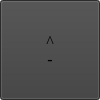
Before: the Qt Designer form ui/commonmenubutton.ui in 15903016222/Voice, drawn with Qt 5.
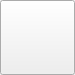
After: the same form once the commit is applied. Icons and pictures are not drawn.

Commit message: 修改：把public成员pushButton_commonMenu从QPushButton变成QList<QPushButton*>类型

The edit to the form file:
```diff
--- a/ui/commonmenubutton.ui
+++ b/ui/commonmenubutton.ui
@@ -6,8 +6,8 @@
    <rect>
     <x>0</x>
     <y>0</y>
-    <width>100</width>
-    <height>100</height>
+    <width>75</width>
+    <height>75</height>
    </rect>
   </property>
   <property name="windowTitle">
@@ -30,24 +30,6 @@
     <number>0</number>
    </property>
    <item row="0" column="0">
-    <widget class="QWidget" name="widget" native="true">
-     <layout class="QGridLayout" name="gridLayout_2">
-      <property name="leftMargin">
-       <number>0</number>
-      </property>
-      <property name="topMargin">
-       <number>0</number>
-      </property>
-      <property name="rightMargin">
-       <number>0</number>
-      </property>
-      <property name="bottomMargin">
-       <number>0</number>
-      </property>
-      <property name="spacing">
-       <number>0</number>
-      </property>
-      <item row="0" column="0">
        <widget class="QPushButton" name="pushButton">
         <property name="sizePolicy">
          <sizepolicy hsizetype="Preferred" vsizetype="Preferred">
@@ -55,25 +37,12 @@
           <verstretch>0</verstretch>
          </sizepolicy>
         </property>
-        <property name="font">
-         <font>
-          <family>Times New Roman</family>
-          <pointsize>12</pointsize>
-         </font>
-        </property>
         <property name="styleSheet">
-         <string notr="true">QPushButton {
-background-color:rgba(61, 61, 61, 255);
-border-color: rgba(255, 255, 255, 0);
-}</string>
+      <string notr="true">border-image: url(:/file/resources/buttonBefore.png);</string>
         </property>
         <property name="text">
-         <string>^
--</string>
-        </property>
-       </widget>
-      </item>
-     </layout>
+      <string/>
+     </property>
     </widget>
    </item>
   </layout>
```
Lines whose indentation alone changed are shown as unchanged. The commit also changes 3 other files.
